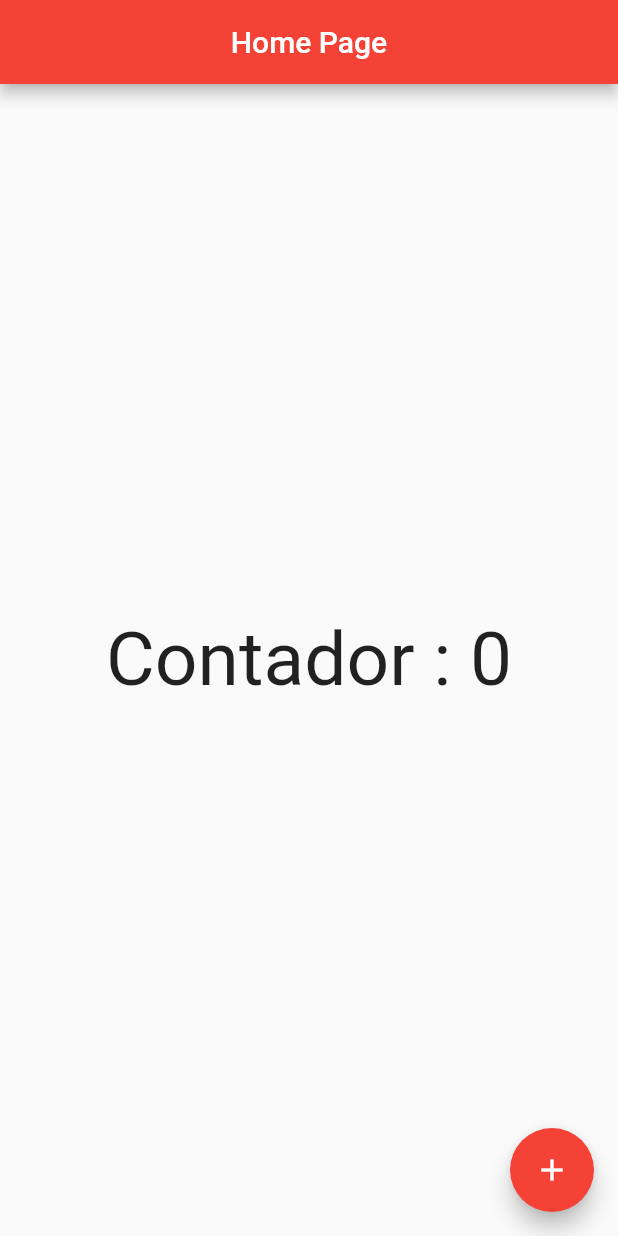
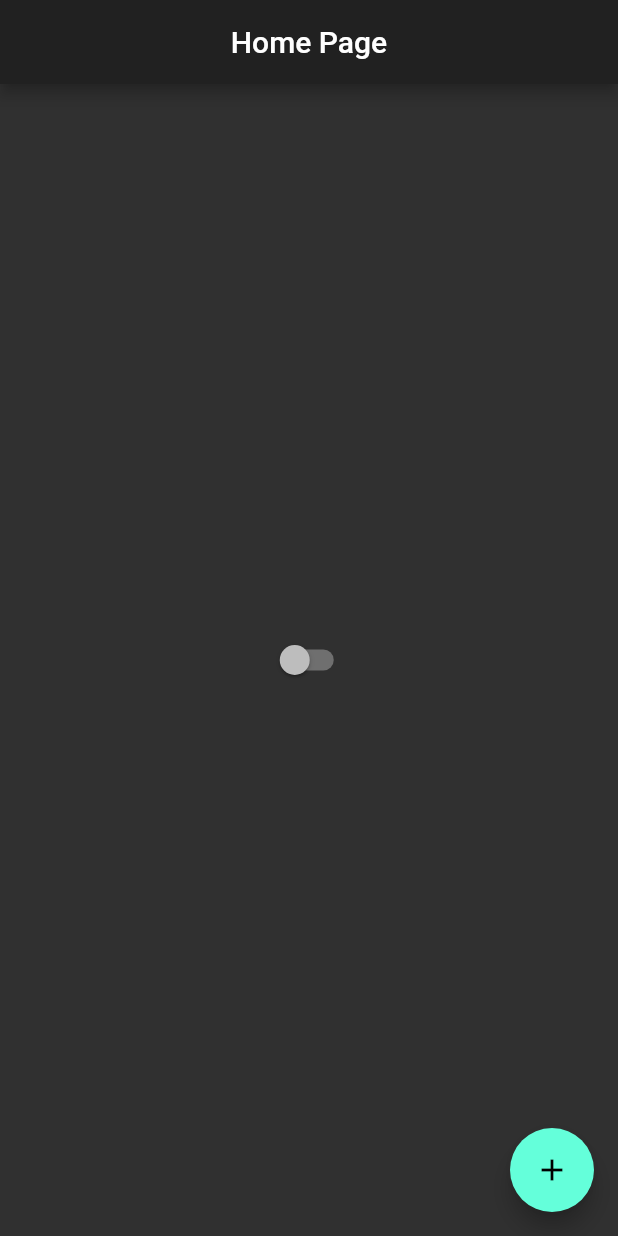
Before and after one commit to Natanael-ADS/Cursos, a Flutter app: the screen it shows after launch, on a phone screen of 412 x 824 dp. Run offline on Flutter 3.47's test engine with Material 2 defaults, Android fonts, the phone set to English and light mode, and no system bars.

Commit message:
04 Curso Flutter

```diff
--- /dev/null
+++ b/08 - Flutter/Aulas/curso/lib/app_controller.dart
@@ -0,0 +1,10 @@
+import 'package:flutter/foundation.dart';
+
+class AppController extends ChangeNotifier {
+  static AppController instance = AppController();
+  bool isDarkTheme = false;
+  changeTheme() {
+    isDarkTheme = !isDarkTheme;
+    notifyListeners();
+  }
+}
--- a/08 - Flutter/Aulas/curso/lib/app_widget.dart
+++ b/08 - Flutter/Aulas/curso/lib/app_widget.dart
@@ -1,3 +1,4 @@
+import 'package:curso/app_controller.dart';
 import 'package:flutter/material.dart';
 
 import 'home_page.dart';
@@ -9,7 +10,17 @@
 
   @override
   Widget build(BuildContext context) {
-    return MaterialApp(
-        theme: ThemeData(primarySwatch: Colors.red), home: HomePage());
+    return AnimatedBuilder(
+      animation: AppController.instance,
+      builder: (BuildContext context, Widget child) {
+        return MaterialApp(
+            theme: ThemeData(
+                primarySwatch: Colors.red,
+                brightness: AppController.instance.isDarkTheme
+                    ? Brightness.light
+                    : Brightness.dark),
+            home: HomePage());
+      },
+    );
   }
 }
--- a/08 - Flutter/Aulas/curso/lib/home_page.dart
+++ b/08 - Flutter/Aulas/curso/lib/home_page.dart
@@ -1,3 +1,4 @@
+import 'package:curso/app_controller.dart';
 import 'package:flutter/material.dart';
 
 class HomePage extends StatefulWidget {
@@ -16,18 +17,11 @@
         title: Center(child: Text('Home Page')),
       ),
       body: Center(
-        child: Container(
-          child: GestureDetector(
-            child: Text(
-              'Contador : $counter',
-              style: TextStyle(fontSize: 50.0),
-            ),
-            onTap: () {
-              setState(() {
-                counter++;
-              });
-            },
-          ),
+        child: Switch(
+          onChanged: (bool value) {
+            AppController.instance.changeTheme();
+          },
+          value: AppController.instance.isDarkTheme,
         ),
       ),
       floatingActionButton: FloatingActionButton(
```
